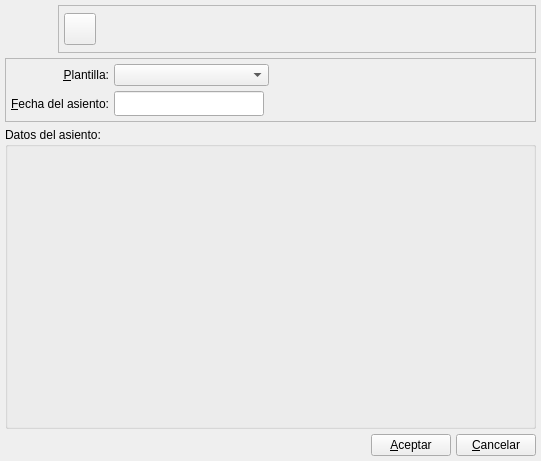
This is bulmages/bulmacont/src/aplinteligentesbase.ui in eboladev/Bulmages-1 as Qt 5 draws it before an edit. The edited form follows.
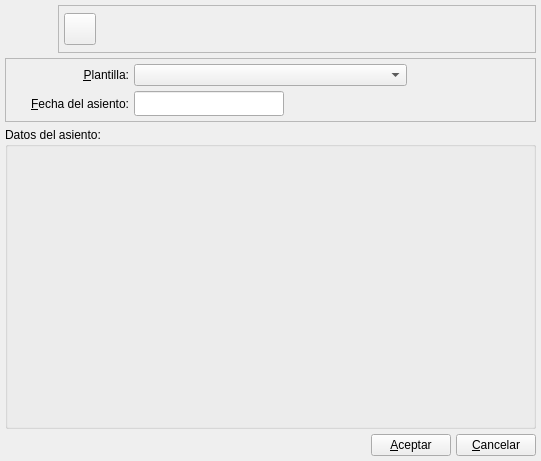
This is the edited form. Icons and pictures are not drawn. Custom widgets are drawn as their Qt base class.

Patch:
```diff
--- a/bulmages/bulmacont/src/aplinteligentesbase.ui
+++ b/bulmages/bulmacont/src/aplinteligentesbase.ui
@@ -125,15 +125,25 @@
       <property name="margin" >
        <number>5</number>
       </property>
-      <property name="spacing" >
+      <property name="topMargin" >
+       <number>5</number>
+      </property>
+      <property name="rightMargin" >
+       <number>5</number>
+      </property>
+      <property name="bottomMargin" >
+       <number>5</number>
+      </property>
+      <property name="horizontalSpacing" >
+       <number>5</number>
+      </property>
+      <property name="verticalSpacing" >
        <number>5</number>
       </property>
       <item row="0" column="1" colspan="2" >
        <widget class="QComboBox" name="mui_comboainteligentes" >
         <property name="sizePolicy" >
-         <sizepolicy>
-          <hsizetype>7</hsizetype>
-          <vsizetype>0</vsizetype>
+         <sizepolicy vsizetype="Fixed" hsizetype="Expanding" >
           <horstretch>0</horstretch>
           <verstretch>0</verstretch>
          </sizepolicy>
@@ -149,9 +159,7 @@
       <item row="1" column="1" >
        <widget class="BusquedaFecha" name="fechaasiento" >
         <property name="sizePolicy" >
-         <sizepolicy>
-          <hsizetype>7</hsizetype>
-          <vsizetype>0</vsizetype>
+         <sizepolicy vsizetype="Fixed" hsizetype="Expanding" >
           <horstretch>0</horstretch>
           <verstretch>0</verstretch>
          </sizepolicy>
@@ -203,19 +211,6 @@
         </property>
        </spacer>
       </item>
-      <item row="0" column="3" >
-       <spacer>
-        <property name="orientation" >
-         <enum>Qt::Horizontal</enum>
-        </property>
-        <property name="sizeHint" >
-         <size>
-          <width>111</width>
-          <height>21</height>
-         </size>
-        </property>
-       </spacer>
-      </item>
      </layout>
     </widget>
    </item>
```
Left out of the diff: 67 changed lines with no effect on the pictures.
